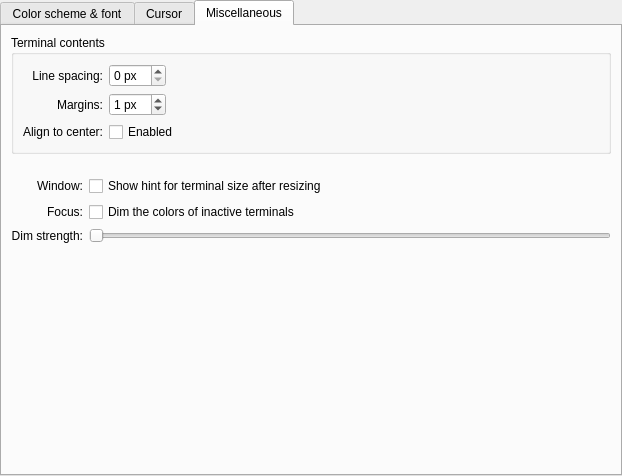
Before: the Qt Designer form src/widgets/EditProfileAppearancePage.ui in KDE/konsole, drawn with Qt 5.
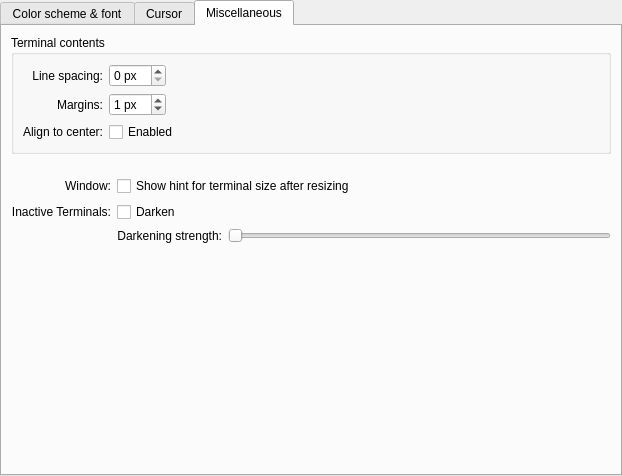
After: the same form once the commit is applied. The open tabs and pages were chosen to show the change. Custom widgets are drawn as their Qt base class.

Commit message: Fix labels and positions

```diff
--- a/src/widgets/EditProfileAppearancePage.ui
+++ b/src/widgets/EditProfileAppearancePage.ui
@@ -475,6 +475,22 @@
          <property name="spacing">
           <number>6</number>
          </property>
+         <item row="1" column="1">
+          <spacer>
+           <property name="orientation">
+            <enum>Qt::Vertical</enum>
+           </property>
+           <property name="sizeType">
+            <enum>QSizePolicy::Fixed</enum>
+           </property>
+           <property name="sizeHint" stdset="0">
+            <size>
+             <width>20</width>
+             <height>16</height>
+            </size>
+           </property>
+          </spacer>
+         </item>
          <item row="2" column="0" alignment="Qt::AlignRight|Qt::AlignVCenter">
           <widget class="QLabel" name="label">
            <property name="text">
@@ -491,20 +507,17 @@
             <string>Indicate whether the window is active by dimming the colors</string>
            </property>
            <property name="text">
-            <string>Dim the colors of inactive terminals</string>
+            <string>Darken</string>
            </property>
           </widget>
          </item>
-         <item row="5" column="1">
-          <widget class="QSlider" name="dimValue">
-           <property name="maximum">
-            <number>255</number>
+         <item row="3" column="0">
+          <widget class="QLabel" name="label_10">
+           <property name="text">
+            <string>Inactive Terminals:</string>
            </property>
-           <property name="orientation">
-            <enum>Qt::Horizontal</enum>
-           </property>
-           <property name="tickPosition">
-            <enum>QSlider::NoTicks</enum>
+           <property name="alignment">
+            <set>Qt::AlignRight|Qt::AlignTrailing|Qt::AlignVCenter</set>
            </property>
           </widget>
          </item>
@@ -667,22 +680,6 @@
            </item>
           </layout>
          </item>
-         <item row="1" column="1">
-          <spacer>
-           <property name="orientation">
-            <enum>Qt::Vertical</enum>
-           </property>
-           <property name="sizeType">
-            <enum>QSizePolicy::Fixed</enum>
-           </property>
-           <property name="sizeHint" stdset="0">
-            <size>
-             <width>20</width>
-             <height>16</height>
-            </size>
-           </property>
-          </spacer>
-         </item>
          <item row="2" column="1">
           <widget class="QCheckBox" name="showTerminalSizeHintButton">
            <property name="toolTip">
@@ -693,25 +690,32 @@
            </property>
           </widget>
          </item>
-         <item row="3" column="0">
-          <widget class="QLabel" name="label_10">
-           <property name="text">
-            <string>Focus:</string>
-           </property>
-           <property name="alignment">
-            <set>Qt::AlignRight|Qt::AlignTrailing|Qt::AlignVCenter</set>
-           </property>
-          </widget>
-         </item>
-         <item row="5" column="0">
-          <widget class="QLabel" name="label_11">
-           <property name="text">
-            <string>Dim strength:</string>
-           </property>
-           <property name="alignment">
-            <set>Qt::AlignRight|Qt::AlignTrailing|Qt::AlignVCenter</set>
-           </property>
-          </widget>
+         <item row="4" column="1">
+          <layout class="QHBoxLayout" name="horizontalLayout_2">
+           <item>
+            <widget class="QLabel" name="label_11">
+             <property name="text">
+              <string>Darkening strength:</string>
+             </property>
+             <property name="alignment">
+              <set>Qt::AlignRight|Qt::AlignTrailing|Qt::AlignVCenter</set>
+             </property>
+            </widget>
+           </item>
+           <item>
+            <widget class="QSlider" name="dimValue">
+             <property name="maximum">
+              <number>255</number>
+             </property>
+             <property name="orientation">
+              <enum>Qt::Horizontal</enum>
+             </property>
+             <property name="tickPosition">
+              <enum>QSlider::NoTicks</enum>
+             </property>
+            </widget>
+           </item>
+          </layout>
          </item>
         </layout>
        </item>
```
The commit also changes 1 other file.
